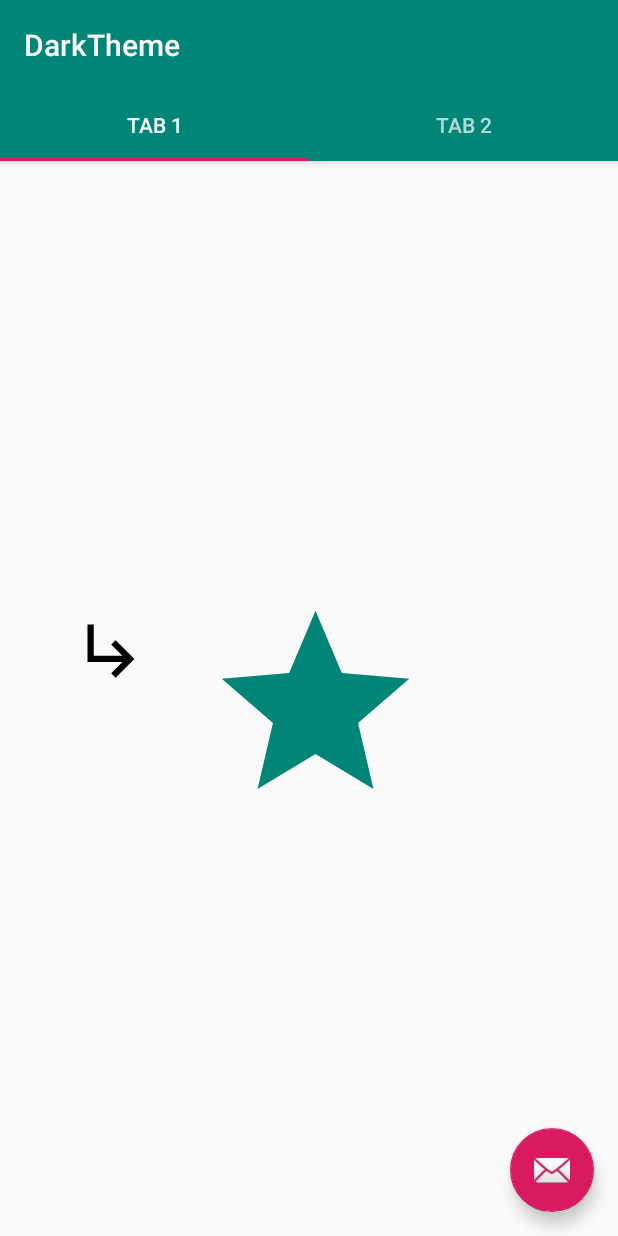
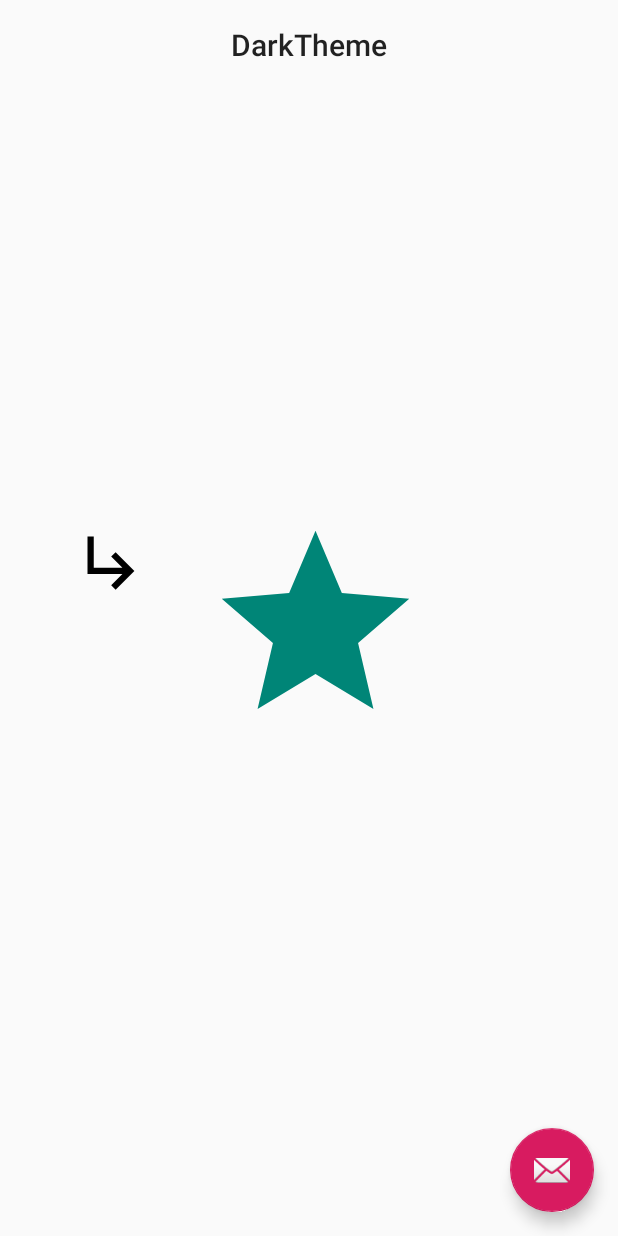
Before and after one commit to jaozinfs/DarkTheme-Coroutine-Mvvm-DI, an Android app: the screen it shows after launch (MainActivity), on a phone screen of 412 x 824 dp. Run offline under Robolectric (Android 15) with nearby library versions, the phone set to English and light mode, and no system bars; 5 statements that could not run were skipped.

Commit message:
Select night mode

```diff
--- a/app/src/main/java/com/example/darktheme/App.kt
+++ b/app/src/main/java/com/example/darktheme/App.kt
@@ -25,7 +25,8 @@ class App : Application(){
         //setupDayNight
         initializeDayNightHelper()
     }
-    fun initializeDayNightHelper(){
+    private fun initializeDayNightHelper(){
         dayNightHelper.value.init()
     }
+
 }
--- a/app/src/main/java/com/example/darktheme/MainActivity.kt
+++ b/app/src/main/java/com/example/darktheme/MainActivity.kt
@@ -1,35 +1,58 @@
 package com.example.darktheme
 
+import android.animation.Animator
 import android.os.Bundle
+import android.view.View
+import androidx.appcompat.app.AppCompatActivity
+import androidx.appcompat.app.AppCompatDelegate
+import com.example.darktheme.ui.main.PageViewModel
+import com.example.darktheme.utils.DayNightHelper
 import com.google.android.material.floatingactionbutton.FloatingActionButton
 import com.google.android.material.snackbar.Snackbar
-import com.google.android.material.tabs.TabLayout
-import androidx.viewpager.widget.ViewPager
-import androidx.appcompat.app.AppCompatActivity
-import android.view.Menu
-import android.view.MenuItem
-import com.example.darktheme.ui.main.SectionsPagerAdapter
-import com.example.darktheme.utils.DayNightHelper
+import kotlinx.android.synthetic.main.activity_main.*
 import org.koin.android.ext.android.inject
+import org.koin.androidx.viewmodel.ext.android.viewModel
 import java.util.*
+import androidx.lifecycle.Observer
+import com.example.darktheme.utils.animeX
+import com.example.darktheme.utils.showAltert
 
 class MainActivity : AppCompatActivity() {
     private val dayNightHelper by inject<DayNightHelper>()
+    private val pageViewModel: PageViewModel by viewModel()
+
 
     override fun onCreate(savedInstanceState: Bundle?) {
         super.onCreate(savedInstanceState)
         setContentView(R.layout.activity_main)
-        val sectionsPagerAdapter = SectionsPagerAdapter(this, supportFragmentManager)
-        val viewPager: ViewPager = findViewById(R.id.view_pager)
-        viewPager.adapter = sectionsPagerAdapter
-        val tabs: TabLayout = findViewById(R.id.tabs)
-        tabs.setupWithViewPager(viewPager)
+
         val fab: FloatingActionButton = findViewById(R.id.fab)
 
+        pageViewModel.dayNight.observe(this, Observer {
+            section_label.text = it
+        })
+        pageViewModel.animeView.observe(this, Observer {
+            animeView()
+        })
         fab.setOnClickListener { view ->
-            dayNightHelper.changeMode(Random().nextInt(3) + 1)
+
             Snackbar.make(view, "Replace with your own action", Snackbar.LENGTH_LONG)
                 .setAction("Action", null).show()
         }
     }
+    private fun animeView() {
+        textView.animeX(50F, 500).addListener(object : Animator.AnimatorListener{
+            override fun onAnimationRepeat(p0: Animator?) {}
+            override fun onAnimationEnd(p0: Animator?) {textView.animeX(-100F, 500)}
+            override fun onAnimationCancel(p0: Animator?) {}
+            override fun onAnimationStart(p0: Animator?) {}
+        })
+    }
+    fun changeMode(view: View){
+        showAltert(this, mutableListOf(::nightOn, ::nightDefault, ::nightOff))
+    }
+
+    private fun nightOn() = dayNightHelper.nightOn()
+    private fun nightOff() = dayNightHelper.nightOff()
+    private fun nightDefault() = dayNightHelper.nightDefault()
 }
--- a/app/src/main/java/com/example/darktheme/ui/main/PageViewModel.kt
+++ b/app/src/main/java/com/example/darktheme/ui/main/PageViewModel.kt
@@ -3,9 +3,7 @@ package com.example.darktheme.ui.main
 import androidx.appcompat.app.AppCompatDelegate.MODE_NIGHT_NO
 import androidx.appcompat.app.AppCompatDelegate.MODE_NIGHT_YES
 import androidx.lifecycle.*
-import com.example.darktheme.utils.DayNightHelper
-import com.example.darktheme.utils.SingleLiveEvent
-import com.example.darktheme.utils.fixRateTimer
+import com.example.darktheme.utils.*
 import kotlinx.coroutines.Job
 
 class PageViewModel(private val dayNightHelper: DayNightHelper) : ViewModel() {
@@ -22,9 +20,9 @@ class PageViewModel(private val dayNightHelper: DayNightHelper) : ViewModel() {
         verifyObjectDayNight(it)
     }
     private fun verifyObjectDayNight(data: Int): String = when(data){
-        MODE_NIGHT_YES -> "Night On"
-        MODE_NIGHT_NO -> "Night Off"
-        else -> "Default"
+        MODE_NIGHT_YES -> POSITIVE_BT_TXT
+        MODE_NIGHT_NO -> NEGATIVE_BT_TXT
+        else -> NEUTRAL_BT_TXT
     }
     fun startAnimation() {
         jobAnime?.let{
--- a/app/src/main/java/com/example/darktheme/ui/main/PlaceholderFragment.kt
+++ /dev/null
@@ -1,81 +0,0 @@
-package com.example.darktheme.ui.main
-
-import android.animation.Animator
-import android.animation.ObjectAnimator
-import android.os.Bundle
-import android.view.LayoutInflater
-import android.view.View
-import android.view.ViewGroup
-import android.widget.TextView
-import androidx.fragment.app.Fragment
-import androidx.lifecycle.Observer
-import androidx.lifecycle.ViewModelProviders
-import com.example.darktheme.R
-import com.example.darktheme.utils.DayNightHelper
-import com.example.darktheme.utils.animeX
-import com.example.darktheme.utils.fixRateTimer
-import kotlinx.android.synthetic.main.fragment_main.*
-import org.koin.android.ext.android.inject
-import org.koin.androidx.viewmodel.ext.android.viewModel
-
-/**
- * A placeholder fragment containing a simple view.
- */
-class PlaceholderFragment : Fragment() {
-
-    private val pageViewModel: PageViewModel by viewModel()
-
-    override fun onCreate(savedInstanceState: Bundle?) {
-        super.onCreate(savedInstanceState)
-        pageViewModel.startAnimation()
-    }
-
-    override fun onCreateView(
-        inflater: LayoutInflater, container: ViewGroup?,
-        savedInstanceState: Bundle?
-    ): View? {
-        val root = inflater.inflate(R.layout.fragment_main, container, false)
-
-
-        pageViewModel.dayNight.observe(this, Observer {
-            section_label.text = it
-        })
-        pageViewModel.animeView.observe(this, Observer {
-            animeView()
-        })
-
-        return root
-    }
-
-    private fun animeView() {
-       textView.animeX(50F, 500).addListener(object : Animator.AnimatorListener{
-           override fun onAnimationRepeat(p0: Animator?) {}
-           override fun onAnimationEnd(p0: Animator?) {textView.animeX(-100F, 500)}
-           override fun onAnimationCancel(p0: Animator?) {}
-           override fun onAnimationStart(p0: Animator?) {}
-       })
-    }
-
-    companion object {
-        /**
-         * The fragment argument representing the section number for this
-         * fragment.
-         */
-        private const val ARG_SECTION_NUMBER = "section_number"
-
-        /**
-         * Returns a new instance of this fragment for the given section
-         * number.
-         */
-        @JvmStatic
-        fun newInstance(sectionNumber: Int): PlaceholderFragment {
-            return PlaceholderFragment().apply {
-                arguments = Bundle().apply {
-                    putInt(ARG_SECTION_NUMBER, sectionNumber)
-                }
-            }
-        }
-    }
-
-
-}
--- a/app/src/main/java/com/example/darktheme/ui/main/SectionsPagerAdapter.kt
+++ /dev/null
@@ -1,34 +0,0 @@
-package com.example.darktheme.ui.main
-
-import android.content.Context
-import androidx.fragment.app.Fragment
-import androidx.fragment.app.FragmentManager
-import androidx.fragment.app.FragmentPagerAdapter
-import com.example.darktheme.R
-
-private val TAB_TITLES = arrayOf(
-    R.string.tab_text_1,
-    R.string.tab_text_2
-)
-
-/**
- * A [FragmentPagerAdapter] that returns a fragment corresponding to
- * one of the sections/tabs/pages.
- */
-class SectionsPagerAdapter(private val context: Context, fm: FragmentManager) : FragmentPagerAdapter(fm) {
-
-    override fun getItem(position: Int): Fragment {
-        // getItem is called to instantiate the fragment for the given page.
-        // Return a PlaceholderFragment (defined as a static inner class below).
-        return PlaceholderFragment.newInstance(position + 1)
-    }
-
-    override fun getPageTitle(position: Int): CharSequence? {
-        return context.resources.getString(TAB_TITLES[position])
-    }
-
-    override fun getCount(): Int {
-        // Show 2 total pages.
-        return TAB_TITLES.size
-    }
-}
--- /dev/null
+++ b/app/src/main/java/com/example/darktheme/utils/Constant.kt
@@ -0,0 +1,6 @@
+package com.example.darktheme.utils
+
+const val NEUTRAL_BT_TXT = "Default Sistema"
+const val POSITIVE_BT_TXT = "Night On"
+const val NEGATIVE_BT_TXT = "Night Off"
+const val MESSAGE_NIGHT_MODE = "Select mode:"
--- a/app/src/main/java/com/example/darktheme/utils/DayNightHelper.kt
+++ b/app/src/main/java/com/example/darktheme/utils/DayNightHelper.kt
@@ -44,4 +44,16 @@ class DayNightHelper(private val sharedPref: SharedPreferences, private val logM
 
     fun getMode() : LiveData<Int> = valueLiveData
 
+
+    fun nightOn(): Unit{
+        changeMode(MODE_NIGHT_YES)
+    }
+
+    fun nightOff(){
+        changeMode(MODE_NIGHT_NO)
+    }
+
+    fun nightDefault(){
+        changeMode(MODE_NIGHT_FOLLOW_SYSTEM)
+    }
 }
--- a/app/src/main/java/com/example/darktheme/utils/Utils.kt
+++ b/app/src/main/java/com/example/darktheme/utils/Utils.kt
@@ -1,12 +1,10 @@
 package com.example.darktheme.utils
 
-import android.animation.Animator
 import android.animation.ObjectAnimator
-import android.util.Log
+import android.content.Context
 import android.view.View
-import kotlinx.android.synthetic.main.fragment_main.*
+import androidx.appcompat.app.AlertDialog
 import kotlinx.coroutines.*
-import java.util.*
 import kotlin.coroutines.CoroutineContext
 
 
@@ -28,3 +26,19 @@ fun View.animeX(value: Float, delay: Long = 1000) : ObjectAnimator{
         start()
     }
 }
+fun showAltert(context: Context, callbacks: MutableList<()->Unit>){
+    val builder: AlertDialog.Builder = AlertDialog.Builder(context)
+    builder.setMessage(MESSAGE_NIGHT_MODE)
+    builder.setPositiveButton(POSITIVE_BT_TXT) { _, _ ->
+        callbacks[0]()
+    }
+    //neutral
+    builder.setNeutralButton(NEUTRAL_BT_TXT) { _, _ ->
+        callbacks[1]()
+    }
+    //close
+    builder.setNegativeButton(NEGATIVE_BT_TXT) { _, _ ->
+        callbacks[2]()
+    }
+    builder.show()
+}
--- a/app/src/main/res/layout/activity_main.xml
+++ b/app/src/main/res/layout/activity_main.xml
@@ -1,16 +1,12 @@
 <?xml version="1.0" encoding="utf-8"?>
-<androidx.coordinatorlayout.widget.CoordinatorLayout
+<androidx.constraintlayout.widget.ConstraintLayout
         xmlns:android="http://schemas.android.com/apk/res/android"
         xmlns:app="http://schemas.android.com/apk/res-auto"
         xmlns:tools="http://schemas.android.com/tools"
         android:layout_width="match_parent"
         android:layout_height="match_parent"
+        android:id="@+id/constraintLayout"
         tools:context=".MainActivity">
-
-    <com.google.android.material.appbar.AppBarLayout
-            android:layout_height="wrap_content"
-            android:layout_width="match_parent"
-            android:theme="@style/AppTheme.AppBarOverlay">
 
     <TextView
             android:id="@+id/title"
@@ -20,26 +16,60 @@
             android:minHeight="?actionBarSize"
             android:padding="@dimen/appbar_padding"
             android:text="@string/app_name"
-                android:textAppearance="@style/TextAppearance.Widget.AppCompat.Toolbar.Title"/>
+            android:textAppearance="@style/TextAppearance.Widget.AppCompat.Toolbar.Title" android:layout_marginEnd="8dp"
+            app:layout_constraintEnd_toEndOf="parent" android:layout_marginRight="8dp" android:layout_marginStart="8dp"
+            app:layout_constraintStart_toStartOf="parent" android:layout_marginLeft="8dp"/>
 
-        <com.google.android.material.tabs.TabLayout
-                android:id="@+id/tabs"
-                android:layout_width="match_parent"
+    <TextView
+            android:id="@+id/section_label"
+            android:layout_width="wrap_content"
             android:layout_height="wrap_content"
-                android:background="?attr/colorPrimary"/>
-    </com.google.android.material.appbar.AppBarLayout>
-
-    <androidx.viewpager.widget.ViewPager
-            android:id="@+id/view_pager"
-            android:layout_width="match_parent"
-            android:layout_height="match_parent"
-            app:layout_behavior="@string/appbar_scrolling_view_behavior"/>
-
+            tools:layout_constraintTop_creator="1"
+            android:layout_marginEnd="8dp"
+            android:textSize="18dp"
+            android:textColor="@color/defaultNightModeTextColor"
+            android:layout_marginTop="@dimen/activity_vertical_margin"
+            tools:layout_constraintLeft_creator="1"
+            app:layout_constraintTop_toTopOf="@+id/constraintLayout" app:layout_constraintEnd_toEndOf="parent"
+            android:layout_marginRight="8dp" android:layout_marginStart="8dp"
+            app:layout_constraintStart_toStartOf="parent" android:layout_marginLeft="8dp"
+            android:layout_marginBottom="8dp" app:layout_constraintBottom_toTopOf="@+id/nightMode"
+            app:layout_constraintVertical_bias="0.75"/>
+    <ImageView android:layout_width="150dp" android:layout_height="150dp"
+               android:id="@+id/nightMode"
+               android:onClick="changeMode"
+               app:layout_constraintBottom_toBottomOf="parent" app:layout_constraintEnd_toEndOf="parent"
+               app:layout_constraintStart_toStartOf="parent" android:layout_marginLeft="8dp"
+               android:layout_marginStart="8dp"
+               android:background="@drawable/ic_star_black_24dp"
+               android:backgroundTint="@color/defaultNightModeTextColor"
+               android:layout_marginTop="8dp" app:layout_constraintTop_toTopOf="parent"/>
+    <ImageView
+            android:src="@drawable/ic_subdirectory_arrow_right_black_24dp"
+            android:layout_width="50dp"
+            android:backgroundTint="@color/defaultNightModeTextColor"
+            android:layout_height="50dp"
+            android:id="@+id/imageView" app:layout_constraintStart_toStartOf="parent" android:layout_marginBottom="8dp"
+            app:layout_constraintBottom_toBottomOf="parent" android:layout_marginTop="8dp"
+            app:layout_constraintTop_toTopOf="parent" app:layout_constraintVertical_bias="0.45"
+            android:layout_marginLeft="50dp" android:layout_marginStart="50dp"/>
+    <TextView
+            android:text="@string/change_mode_str"
+            android:layout_width="wrap_content"
+            android:layout_height="wrap_content"
+            android:id="@+id/textView"
+            android:textSize="13sp"
+            android:textColor="@color/defaultNightModeTextColor"
+            android:layout_marginBottom="12dp"
+            app:layout_constraintBottom_toTopOf="@+id/imageView" app:layout_constraintEnd_toStartOf="@+id/imageView"
+            app:layout_constraintStart_toEndOf="@+id/imageView"/>
     <com.google.android.material.floatingactionbutton.FloatingActionButton
             android:id="@+id/fab"
             android:layout_width="wrap_content"
             android:layout_height="wrap_content"
             android:layout_gravity="bottom|end"
             android:layout_margin="@dimen/fab_margin"
-            app:srcCompat="@android:drawable/ic_dialog_email"/>
-</androidx.coordinatorlayout.widget.CoordinatorLayout>
+            app:srcCompat="@android:drawable/ic_dialog_email" android:layout_marginBottom="8dp"
+            app:layout_constraintBottom_toBottomOf="parent" android:layout_marginEnd="8dp"
+            app:layout_constraintEnd_toEndOf="parent" android:layout_marginRight="8dp"/>
+</androidx.constraintlayout.widget.ConstraintLayout>
--- a/app/src/main/res/layout/fragment_main.xml
+++ /dev/null
@@ -1,52 +0,0 @@
-<?xml version="1.0" encoding="utf-8"?>
-<androidx.constraintlayout.widget.ConstraintLayout xmlns:android="http://schemas.android.com/apk/res/android"
-                                                   xmlns:app="http://schemas.android.com/apk/res-auto"
-                                                   xmlns:tools="http://schemas.android.com/tools"
-                                                   android:id="@+id/constraintLayout"
-                                                   android:layout_width="match_parent"
-                                                   android:layout_height="match_parent"
-                                                   tools:context=".ui.main.PlaceholderFragment">
-
-    <TextView
-            android:id="@+id/section_label"
-            android:layout_width="wrap_content"
-            android:layout_height="wrap_content"
-            tools:layout_constraintTop_creator="1"
-            android:layout_marginEnd="8dp"
-            android:textSize="18dp"
-            android:textColor="@color/defaultNightModeTextColor"
-            android:layout_marginTop="@dimen/activity_vertical_margin"
-            tools:layout_constraintLeft_creator="1"
-            app:layout_constraintTop_toTopOf="@+id/constraintLayout" app:layout_constraintEnd_toEndOf="parent"
-            android:layout_marginRight="8dp" android:layout_marginStart="8dp"
-            app:layout_constraintStart_toStartOf="parent" android:layout_marginLeft="8dp"
-            android:layout_marginBottom="8dp" app:layout_constraintBottom_toTopOf="@+id/nightMode"
-            app:layout_constraintVertical_bias="0.75"/>
-    <ImageView android:layout_width="150dp" android:layout_height="150dp"
-               android:id="@+id/nightMode"
-               app:layout_constraintBottom_toBottomOf="parent" app:layout_constraintEnd_toEndOf="parent"
-               app:layout_constraintStart_toStartOf="parent" android:layout_marginLeft="8dp"
-               android:layout_marginStart="8dp"
-               android:background="@drawable/ic_star_black_24dp"
-               android:backgroundTint="@color/defaultNightModeTextColor"
-               android:layout_marginTop="8dp" app:layout_constraintTop_toTopOf="parent"/>
-    <ImageView
-            android:src="@drawable/ic_subdirectory_arrow_right_black_24dp"
-            android:layout_width="50dp"
-            android:backgroundTint="@color/defaultNightModeTextColor"
-            android:layout_height="50dp"
-            android:id="@+id/imageView" app:layout_constraintStart_toStartOf="parent" android:layout_marginBottom="8dp"
-            app:layout_constraintBottom_toBottomOf="parent" android:layout_marginTop="8dp"
-            app:layout_constraintTop_toTopOf="parent" app:layout_constraintVertical_bias="0.45"
-            android:layout_marginLeft="50dp" android:layout_marginStart="50dp"/>
-    <TextView
-            android:text="@string/change_mode_str"
-            android:layout_width="wrap_content"
-            android:layout_height="wrap_content"
-            android:id="@+id/textView"
-            android:textSize="13sp"
-            android:textColor="@color/defaultNightModeTextColor"
-            android:layout_marginBottom="12dp"
-            app:layout_constraintBottom_toTopOf="@+id/imageView" app:layout_constraintEnd_toStartOf="@+id/imageView"
-            app:layout_constraintStart_toEndOf="@+id/imageView"/>
-</androidx.constraintlayout.widget.ConstraintLayout>
```
Also changed, not shown: 40 other files. Lines whose indentation alone changed are shown as unchanged.
